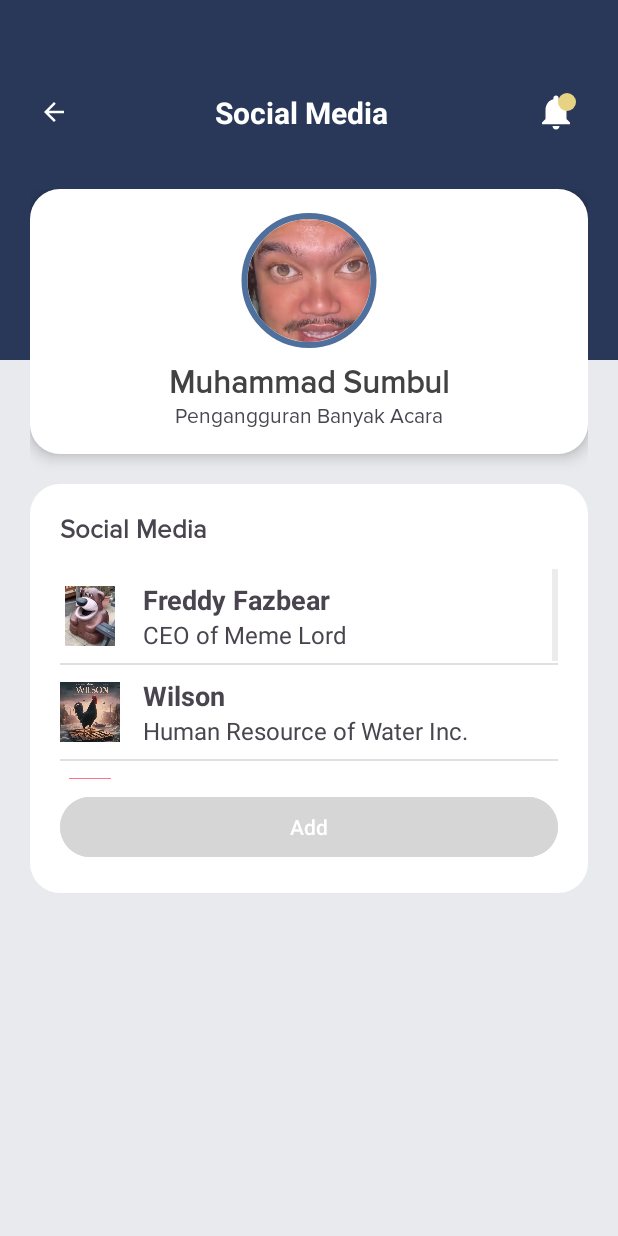
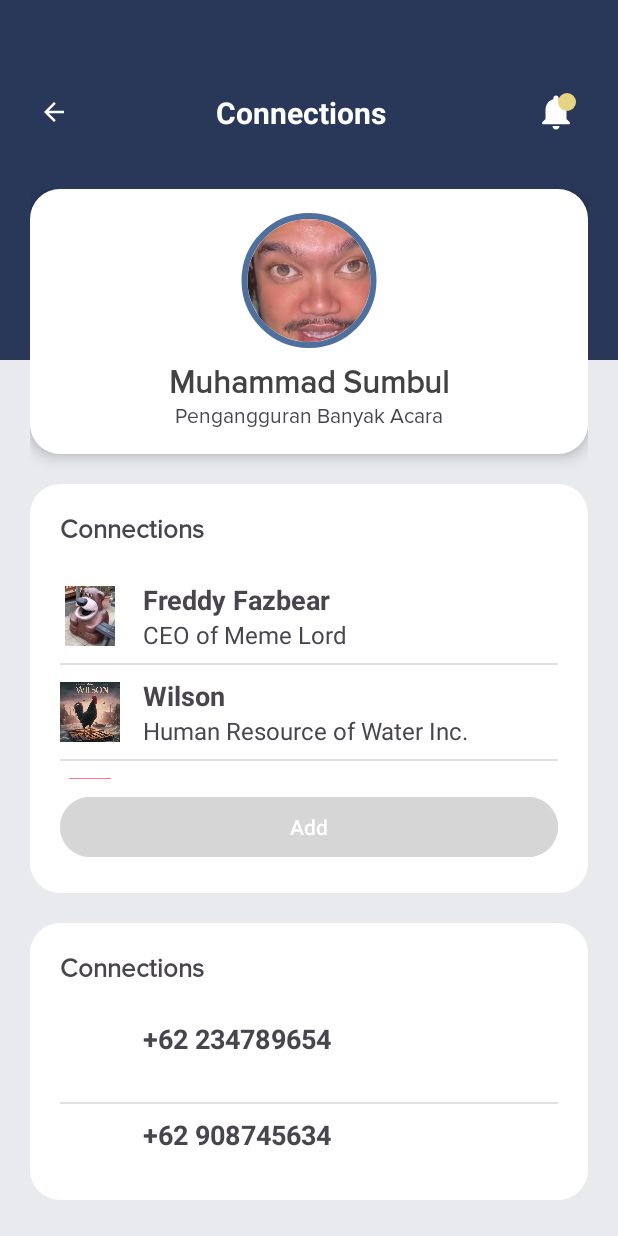
Before and after one commit to Sh1rush1i/Android-Job-Vacancy-App, an Android app: the ConnectionsActvity screen opened directly, with no data from a screen before it, on a phone screen of 412 x 824 dp. Run offline under Robolectric (Android 15) with nearby library versions, the phone set to English and light mode, and no system bars; our stand-ins replace CircleImageView.

Commit message:
Assesment 2

```diff
--- a/app/src/main/java/com/example/pepebeem/ConnectionsActvity.kt
+++ b/app/src/main/java/com/example/pepebeem/ConnectionsActvity.kt
@@ -14,7 +14,7 @@ import androidx.core.view.WindowCompat
 class ConnectionsActvity  : AppCompatActivity() {
     override fun onCreate(savedInstanceState: Bundle?) {
         super.onCreate(savedInstanceState)
-        setContentView(R.layout.socmed)
+        setContentView(R.layout.connections)
 
         WindowCompat.setDecorFitsSystemWindows(
             window,false
@@ -59,6 +59,46 @@ class ConnectionsActvity  : AppCompatActivity() {
             R.drawable.elgato
         )
 
+        val fotofoto1 = arrayOf<Int>(
+            R.drawable.ic_notifications_white_24dp,
+            R.drawable.ic_notifications_white_24dp,
+            R.drawable.ic_notifications_white_24dp,
+            R.drawable.ic_notifications_white_24dp,
+            R.drawable.ic_notifications_white_24dp,
+
+        )
+
+        val noTelp = arrayOf<String>(
+            "+62 234789654",
+            "+62 908745634",
+            "+62 876785679",
+            "+62 476329874",
+            "+62 765904561"
+        )
+
+        val none1 = arrayOf<String>(
+            "",
+            "",
+            "",
+            "",
+            ""
+        )
+
+        val Deskripsi = arrayOf<String>(
+            "Lorem ipsum dolor sit amet, consectetur adipiscing elit. Ut tempor ex volutpat consectetur efficitur. Fusce efficitur, erat pretium lacinia tincidunt, magna orci mattis orci, non porttitor diam justo sodales elit. Donec elementum quis quam at sagittis. Donec eu dolor rhoncus, rhoncus lectus a, ultricies quam. Curabitur pretium aliquam tortor ac dignissim. Nulla a orci scelerisque, finibus leo nec, suscipit enim. Duis vel tempus nunc, at mattis nisi. Lorem ipsum dolor sit amet, consectetur adipiscing elit. Sed ac lacus vulputate, scelerisque tortor quis, volutpat odio.",
+            "Lorem ipsum dolor sit amet, consectetur adipiscing elit. Ut tempor ex volutpat consectetur efficitur. Fusce efficitur, erat pretium lacinia tincidunt, magna orci mattis orci, non porttitor diam justo sodales elit. Donec elementum quis quam at sagittis. Donec eu dolor rhoncus, rhoncus lectus a, ultricies quam. Curabitur pretium aliquam tortor ac dignissim. Nulla a orci scelerisque, finibus leo nec, suscipit enim. Duis vel tempus nunc, at mattis nisi. Lorem ipsum dolor sit amet, consectetur adipiscing elit. Sed ac lacus vulputate, scelerisque tortor quis, volutpat odio.",
+            "Lorem ipsum dolor sit amet, consectetur adipiscing elit. Ut tempor ex volutpat consectetur efficitur. Fusce efficitur, erat pretium lacinia tincidunt, magna orci mattis orci, non porttitor diam justo sodales elit. Donec elementum quis quam at sagittis. Donec eu dolor rhoncus, rhoncus lectus a, ultricies quam. Curabitur pretium aliquam tortor ac dignissim. Nulla a orci scelerisque, finibus leo nec, suscipit enim. Duis vel tempus nunc, at mattis nisi. Lorem ipsum dolor sit amet, consectetur adipiscing elit. Sed ac lacus vulputate, scelerisque tortor quis, volutpat odio.",
+            "Lorem ipsum dolor sit amet, consectetur adipiscing elit. Ut tempor ex volutpat consectetur efficitur. Fusce efficitur, erat pretium lacinia tincidunt, magna orci mattis orci, non porttitor diam justo sodales elit. Donec elementum quis quam at sagittis. Donec eu dolor rhoncus, rhoncus lectus a, ultricies quam. Curabitur pretium aliquam tortor ac dignissim. Nulla a orci scelerisque, finibus leo nec, suscipit enim. Duis vel tempus nunc, at mattis nisi. Lorem ipsum dolor sit amet, consectetur adipiscing elit. Sed ac lacus vulputate, scelerisque tortor quis, volutpat odio.",
+            "Lorem ipsum dolor sit amet, consectetur adipiscing elit. Ut tempor ex volutpat consectetur efficitur. Fusce efficitur, erat pretium lacinia tincidunt, magna orci mattis orci, non porttitor diam justo sodales elit. Donec elementum quis quam at sagittis. Donec eu dolor rhoncus, rhoncus lectus a, ultricies quam. Curabitur pretium aliquam tortor ac dignissim. Nulla a orci scelerisque, finibus leo nec, suscipit enim. Duis vel tempus nunc, at mattis nisi. Lorem ipsum dolor sit amet, consectetur adipiscing elit. Sed ac lacus vulputate, scelerisque tortor quis, volutpat odio."
+        )
+
+
+        val list1 = findViewById<ListView>(R.id.listview1)
+        list1.adapter = listAdapter(this, noTelp, fotofoto1 , none1 )
+        list1.setOnItemClickListener { adapterView, view, position, id ->
+
+        }
+
         // definisi list view
         val list = findViewById<ListView>(R.id.listview)
         list.adapter = listAdapter(this, namanama, fotofoto, desc)
@@ -69,6 +109,9 @@ class ConnectionsActvity  : AppCompatActivity() {
             intent.putExtra("nama", namanama[position])
             intent.putExtra("desc", desc[position])
             intent.putExtra("foto", fotofoto[position])
+            intent.putExtra("notelp", noTelp[position])
+            intent.putExtra("deskripsi", Deskripsi[position])
+
 
             // Memulai aktivitas dengan Intent yang dikonfigurasi
             startActivity(intent)
--- a/app/src/main/java/com/example/pepebeem/Profile1Activity.kt
+++ b/app/src/main/java/com/example/pepebeem/Profile1Activity.kt
@@ -39,15 +39,21 @@ class Profile1Activity  : AppCompatActivity() {
         // Mengambil data ekstra dari Intent
         val nama = intent.getStringExtra("nama")
         val desc = intent.getStringExtra("desc")
+        val notelp = intent.getStringExtra("notelp")
+        val deskripsi = intent.getStringExtra("deskripsi")
         val fotoResId = intent.getIntExtra("foto", 0)
 
         // Menampilkan data di TextView dan ImageView
         val namaTextView = findViewById<TextView>(R.id.namaTextView)
         val descTextView = findViewById<TextView>(R.id.descTextView)
+        val notelpTextView = findViewById<TextView>(R.id.noTelpView)
+        val deskripsiTextView = findViewById<TextView>(R.id.deskripsiView)
         val fotoImageView = findViewById<CircleImageView>(R.id.profile_image)
 
         namaTextView.text = nama
         descTextView.text = desc
+        notelpTextView.text = notelp
+        deskripsiTextView.text = deskripsi
         fotoImageView.setImageResource(fotoResId)
     }
 }
--- a/app/src/main/res/layout/connections.xml
+++ b/app/src/main/res/layout/connections.xml
@@ -75,7 +75,7 @@
 
     </LinearLayout>
 
-    <ScrollView
+    <RelativeLayout
         android:layout_width="match_parent"
         android:layout_height="match_parent"
         android:scrollbars="none"
@@ -142,6 +142,50 @@
 
             <!--Experience Bottom Cards-->
             <LinearLayout
+                android:id="@+id/experience1"
+                android:layout_width="match_parent"
+                android:layout_height="wrap_content"
+                android:orientation="vertical"
+                android:layout_marginTop="20dp"
+                android:background="@drawable/circularbordersolid"
+                android:padding="20dp">
+
+                <LinearLayout
+                    android:layout_width="match_parent"
+                    android:layout_height="wrap_content">
+
+                    <TextView
+                        android:layout_width="wrap_content"
+                        android:layout_height="wrap_content"
+                        android:text="Connections"
+                        android:fontFamily="@font/proximanovaregular"
+                        android:textSize="17sp"
+                        android:textStyle="bold"
+                        android:layout_marginBottom="15dp"/>
+
+                    <Space
+                        android:layout_width="wrap_content"
+                        android:layout_height="wrap_content"
+                        android:layout_weight="1" />
+
+
+                </LinearLayout>
+                <ListView
+                    android:layout_width="match_parent"
+                    android:layout_height="140dp"
+                    android:id="@+id/listview"></ListView>
+
+                <Button
+                    android:id="@+id/socmed1"
+                    android:layout_width="match_parent"
+                    android:layout_height="wrap_content"
+                    android:layout_marginTop="8dp"
+                    android:backgroundTint="@color/green_sheen"
+                    android:text="Add"
+                    />
+                </LinearLayout>
+
+            <LinearLayout
                 android:id="@+id/experience"
                 android:layout_width="match_parent"
                 android:layout_height="wrap_content"
@@ -174,7 +218,7 @@
                 <ListView
                     android:layout_width="match_parent"
                     android:layout_height="140dp"
-                    android:id="@+id/listview"></ListView>
+                    android:id="@+id/listview1"></ListView>
 
                 <Button
                     android:id="@+id/socmed"
@@ -184,8 +228,8 @@
                     android:backgroundTint="@color/green_sheen"
                     android:text="Add"
                     />
-                </LinearLayout>
+            </LinearLayout>
 
         </LinearLayout>
-    </ScrollView>
+    </RelativeLayout>
 </RelativeLayout>
```
Also changed, not shown: app/src/main/res/layout/profile1.xml (+21 -0 lines).
